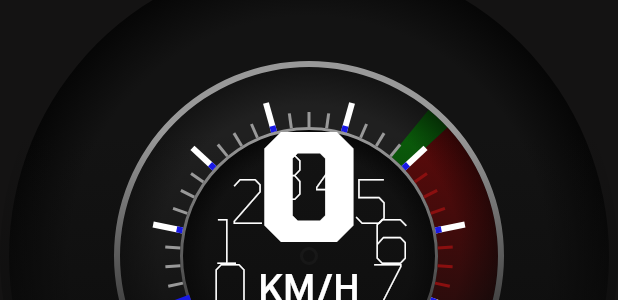
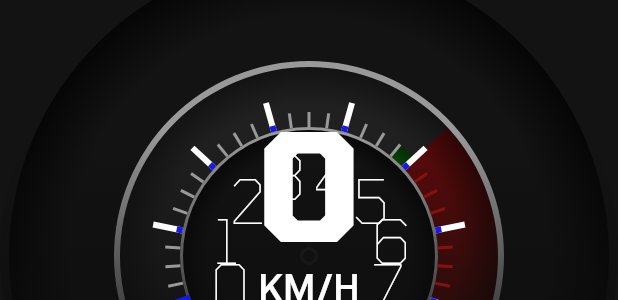
Before and after one commit to darius-calugar/Gauge-Cluster, a Flutter app: the E2MainGauge widget shown alone on an empty page, opened directly, on a phone screen of 412 x 824 dp. Shown: the part 344-644 px from the top of the screen. Run offline on Flutter 3.47's test engine with Material 3 defaults, Android fonts, the phone set to English and light mode, and no system bars; our stand-ins replace equatable, flutter_bloc, flutter_svg.

Commit message:
feat: Improve gauge shadow API

```diff
--- a/gauge_cluster/lib/components/gauge_v2/models/gauge_part.dart
+++ b/gauge_cluster/lib/components/gauge_v2/models/gauge_part.dart
@@ -2,6 +2,8 @@ import 'package:equatable/equatable.dart';
 import 'package:flutter/widgets.dart';
 import 'package:gauge_cluster/components/gauge_v2/models/gauge_part_fill.dart';
 import 'package:gauge_cluster/components/gauge_v2/models/gauge_part_shape.dart';
+import 'package:gauge_cluster/components/gauge_v2/models/gauge_shadow.dart';
+import 'package:gauge_cluster/utils/math/circle/circle_point.dart';
 
 sealed class BaseGaugePart extends Equatable {
   const BaseGaugePart();
@@ -11,19 +13,28 @@ class GaugePart extends BaseGaugePart {
   const GaugePart({
     required this.shape,
     this.fill,
-    this.shadow,
+    this.centerOffset = CirclePoint.center,
+    this.shadows,
     this.child,
     this.isRotated = false,
   });
 
   final GaugePartShape shape;
   final GaugePartFill? fill;
-  final Shadow? shadow;
+  final CirclePoint centerOffset;
+  final List<GaugeShadow>? shadows;
   final Widget? child;
   final bool isRotated;
 
   @override
-  List<Object?> get props => [shape, fill, child, isRotated];
+  List<Object?> get props => [
+    shape,
+    fill,
+    centerOffset,
+    shadows,
+    child,
+    isRotated,
+  ];
 }
 
 class CompositeGaugePart extends BaseGaugePart {
--- /dev/null
+++ b/gauge_cluster/lib/components/gauge_v2/models/gauge_shadow.dart
@@ -0,0 +1,10 @@
+import 'package:flutter/widgets.dart';
+import 'package:gauge_cluster/utils/math/circle/circle_point.dart';
+
+class GaugeShadow extends Shadow {
+  GaugeShadow({
+    required super.color,
+    required super.blurRadius,
+    CirclePoint offset = CirclePoint.center,
+  }) : super(offset: offset.offset);
+}
--- a/gauge_cluster/lib/components/gauge_v2/widgets/gauge_part_point_shape_widget.dart
+++ b/gauge_cluster/lib/components/gauge_v2/widgets/gauge_part_point_shape_widget.dart
@@ -19,11 +19,11 @@ class GaugePartPointShapeWidget extends StatelessWidget {
     final point = shape.getPoint(circle);
 
     assert(part.fill == null, 'Point parts do not support fills.');
-    assert(part.shadow == null, 'Point parts do not support shadows.');
+    assert(part.shadows == null, 'Point parts do not support shadows.');
 
     return Positioned(
-      left: circle.radius + point.offset.dx,
-      top: circle.radius + point.offset.dy,
+      left: circle.radius + part.centerOffset.offset.dx + point.offset.dx,
+      top: circle.radius + part.centerOffset.offset.dy + point.offset.dy,
       child: SizedOverflowBox(
         size: Size.zero,
         child: Transform.rotate(
--- a/gauge_cluster/lib/components/mileage/mileage_digit.dart
+++ b/gauge_cluster/lib/components/mileage/mileage_digit.dart
@@ -22,7 +22,7 @@ class MileageDigit extends StatelessWidget {
             AppColors.black4,
           ],
         ),
-        boxShadow: [BoxShadow(color: AppColors.black2, blurRadius: 4)],
+        boxShadow: [BoxShadow(color: AppColors.black2, blurRadius: 2)],
       ),
       child: Text(
         '$digit',
--- a/gauge_cluster/lib/examples/e2/main_gauge.dart
+++ b/gauge_cluster/lib/examples/e2/main_gauge.dart
@@ -85,7 +85,10 @@ class E2MainGauge extends StatelessWidget {
             ),
           ),
           GaugeSliceFeature(
-            position: GaugeFeatureSectorPosition(outerInset: 80, thickness: 40),
+            position: GaugeFeatureSectorPosition(
+              outerInset: 110,
+              thickness: 10,
+            ),
             startAngle: redlineStartAngle - stepSweepAngle,
             sweepAngle: stepSweepAngle,
             gradient: RadialGradient(
--- a/gauge_cluster/lib/utils/app_colors.dart
+++ b/gauge_cluster/lib/utils/app_colors.dart
@@ -20,7 +20,6 @@ abstract final class AppColors {
   static final white7 = HSLColor.fromAHSL(1, 0, 0, .700).toColor();
   static final white8 = HSLColor.fromAHSL(1, 0, 0, .650).toColor();
   static final white9 = HSLColor.fromAHSL(1, 0, 0, .600).toColor();
-
 
   static final red1 = HSLColor.fromAHSL(1, 0, .8, .9).toColor();
   static final red2 = HSLColor.fromAHSL(1, 0, .8, .8).toColor();
@@ -102,3 +101,7 @@ abstract final class AppColors {
   static final pink8 = HSLColor.fromAHSL(1, 300, .8, .2).toColor();
   static final pink9 = HSLColor.fromAHSL(1, 300, .8, .1).toColor();
 }
+
+extension AppColorUtils on Color {
+  Color get transparent => withAlpha(0);
+}
--- a/gauge_cluster/lib/utils/math/circle/circle_point.dart
+++ b/gauge_cluster/lib/utils/math/circle/circle_point.dart
@@ -19,6 +19,8 @@ class CirclePoint extends Equatable {
     : radius = offset.distance,
       angle = Angle.fromRad(offset.direction).abs;
 
+  static const center = CirclePoint(radius: 0, angle: Angle.zero);
+
   final double radius;
   final Angle angle;
 
--- a/gauge_cluster/lib/utils/math/units/angle.dart
+++ b/gauge_cluster/lib/utils/math/units/angle.dart
@@ -13,9 +13,13 @@ extension type const Angle._(double _rad) {
   static const Angle full = Angle.fromRad(2 * _pi);
 
   static const Angle right = Angle.fromRad(0);
+  static const Angle bottomRight = Angle.fromRad(_pi / 4);
   static const Angle bottom = Angle.fromRad(_pi / 2);
+  static const Angle bottomLeft = Angle.fromRad(3 * _pi / 4);
   static const Angle left = Angle.fromRad(_pi);
+  static const Angle topLeft = Angle.fromRad(5 * _pi / 4);
   static const Angle top = Angle.fromRad(3 * _pi / 2);
+  static const Angle topRight = Angle.fromRad(7 * _pi / 4);
 
   static Angle lerp(Angle a, Angle b, double t) => a + (b - a) * t;
 
```
Also changed, not shown: gauge_cluster/lib/components/gauge_v2/widgets/gauge_part_rect_shape_widget.dart (+18 -9 lines), gauge_cluster/lib/components/gauge_v2/widgets/gauge_part_sector_shape_widget.dart (+18 -9 lines), gauge_cluster/lib/examples/1_brawn/parts/pin_part.dart (+31 -3 lines).
